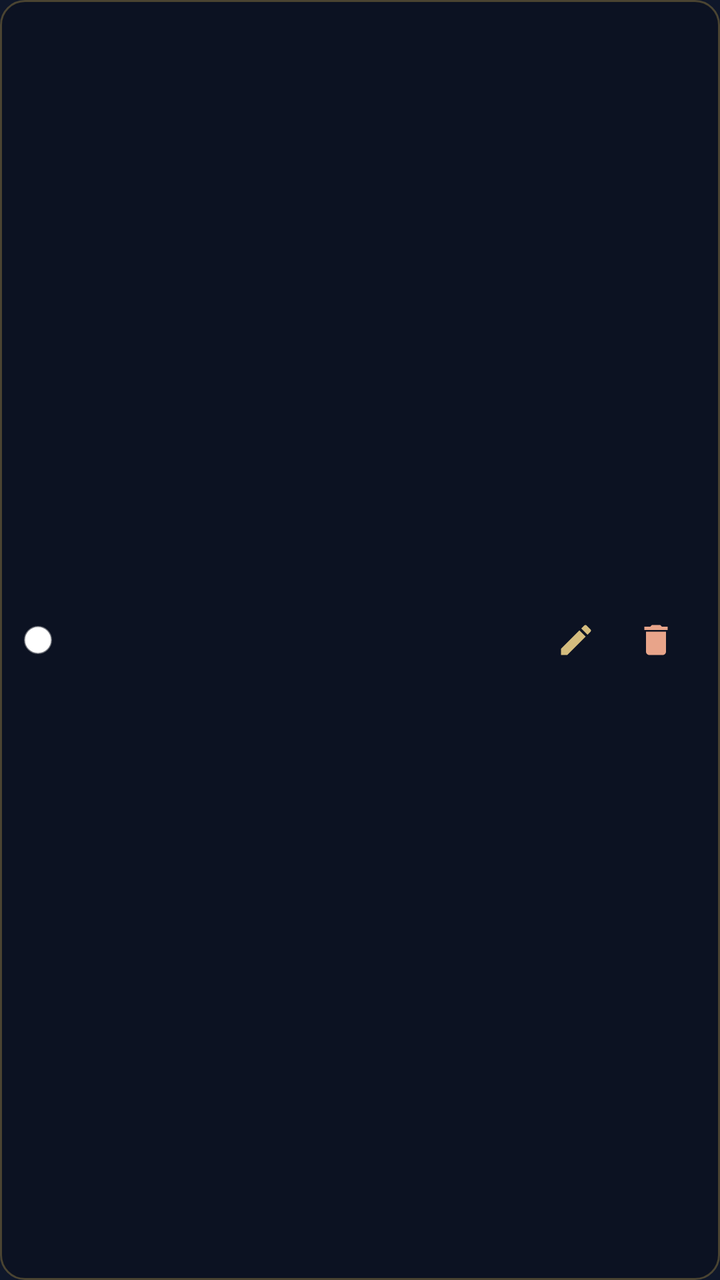
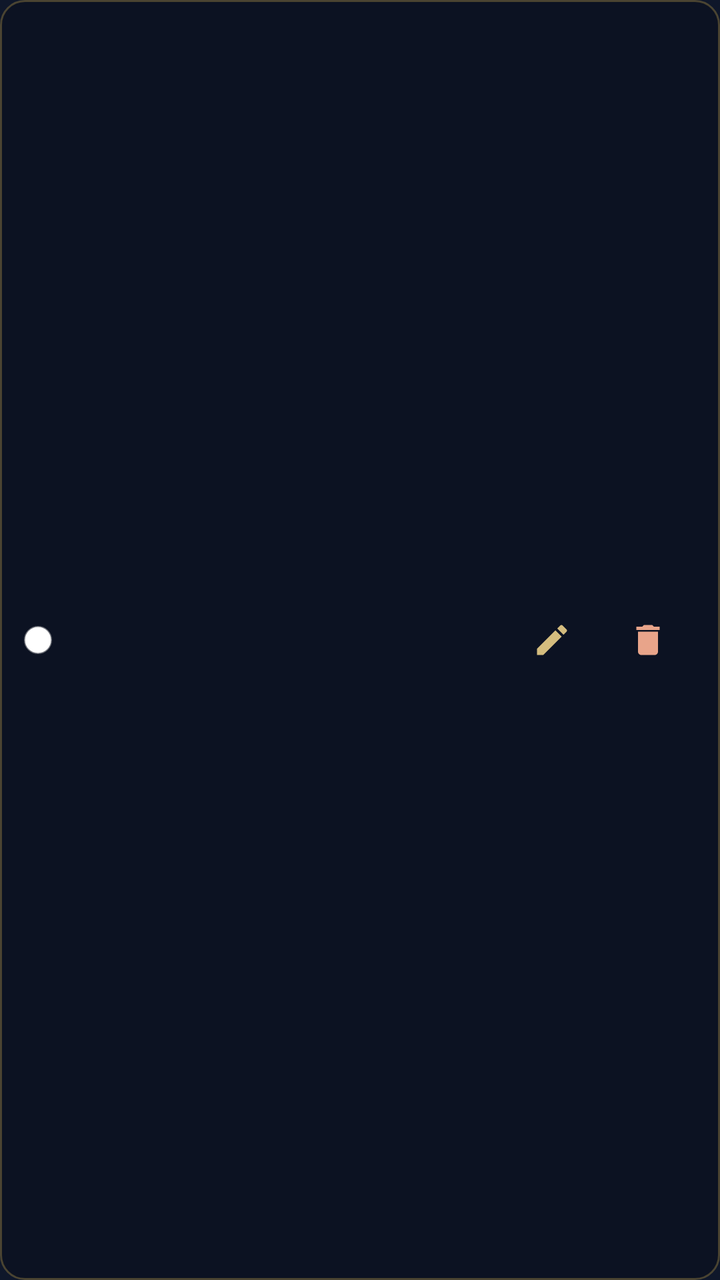

Screens rendered from an Android XML layout before and after an edit, with the pre-edit source and the edit as a unified diff.
<!-- AndroidManifest.xml: application theme Theme.StudyMate -->
<!-- res/layout/item_deck.xml -->
<?xml version="1.0" encoding="utf-8"?>
<LinearLayout xmlns:android="http://schemas.android.com/apk/res/android"
    xmlns:app="http://schemas.android.com/apk/res-auto"
    android:layout_width="match_parent"
    android:layout_height="wrap_content"
    android:layout_marginTop="8dp"
    android:background="@drawable/bg_subject_row"
    android:gravity="center_vertical"
    android:orientation="horizontal"
    android:padding="12dp">

    <View
        android:id="@+id/colorDot"
        android:layout_width="14dp"
        android:layout_height="14dp"
        android:background="@drawable/bg_color_dot" />

    <LinearLayout
        android:layout_width="0dp"
        android:layout_height="wrap_content"
        android:layout_marginStart="12dp"
        android:layout_weight="1"
        android:orientation="vertical">

        <TextView
            android:id="@+id/deckNameText"
            android:layout_width="wrap_content"
            android:layout_height="wrap_content"
            android:ellipsize="end"
            android:maxLines="1"
            android:textColor="@color/surface"
            android:textSize="16sp"
            android:textStyle="bold" />

        <TextView
            android:id="@+id/deckSubtitleText"
            android:layout_width="wrap_content"
            android:layout_height="wrap_content"
            android:layout_marginTop="2dp"
            android:ellipsize="end"
            android:maxLines="1"
            android:textColor="@color/gold_light"
            android:textSize="12sp" />

    </LinearLayout>

    <com.google.android.material.button.MaterialButton
        android:id="@+id/editBtn"
        style="@style/Widget.Material3.Button.IconButton"
        android:layout_width="40dp"
        android:layout_height="40dp"
        android:insetTop="0dp"
        android:insetBottom="0dp"
        android:contentDescription="Edit deck"
        app:icon="@drawable/ic_edit"
        app:iconTint="@color/gold_light"
        app:iconSize="20dp"
        app:iconGravity="textStart"
        app:iconPadding="0dp"
        android:backgroundTint="#00000000"
        app:rippleColor="#33D4BC7E" />

    <com.google.android.material.button.MaterialButton
        android:id="@+id/deleteBtn"
        style="@style/Widget.Material3.Button.IconButton"
        android:layout_width="40dp"
        android:layout_height="40dp"
        android:insetTop="0dp"
        android:insetBottom="0dp"
        android:contentDescription="Delete deck"
        app:icon="@drawable/ic_delete"
        app:iconTint="#E8A48A"
        app:iconSize="20dp"
        app:iconGravity="textStart"
        app:iconPadding="0dp"
        android:backgroundTint="#00000000"
        app:rippleColor="#44E8A48A" />

</LinearLayout>
<!-- resources referenced by this layout -->
<resources>
  <color name="gold_light">#D4BC7E</color>
  <color name="surface">#FAF8F5</color>
  <!-- drawable bg_color_dot (drawable) -->
  <?xml version="1.0" encoding="utf-8"?>
  <shape xmlns:android="http://schemas.android.com/apk/res/android"
      android:shape="oval">
      <solid android:color="#FFFFFF" />
      <stroke android:width="1dp" android:color="#66FAF8F5" />
  </shape>
  <!-- drawable bg_subject_row (drawable) -->
  <?xml version="1.0" encoding="utf-8"?>
  <shape xmlns:android="http://schemas.android.com/apk/res/android"
      android:shape="rectangle">
      <solid android:color="#33000000" />
      <stroke android:width="1dp" android:color="#55C4A24A" />
      <corners android:radius="12dp" />
  </shape>
  <!-- drawable ic_delete (drawable) -->
  <?xml version="1.0" encoding="utf-8"?>
  <vector xmlns:android="http://schemas.android.com/apk/res/android"
      android:width="24dp"
      android:height="24dp"
      android:viewportWidth="24"
      android:viewportHeight="24"
      android:tint="?attr/colorControlNormal">
      <path
          android:fillColor="@android:color/white"
          android:pathData="M6,19c0,1.1 0.9,2 2,2h8c1.1,0 2,-0.9 2,-2V7H6v12zM19,4h-3.5l-1,-1h-5l-1,1H5v2h14V4z" />
  </vector>
  <!-- drawable ic_edit (drawable) -->
  <?xml version="1.0" encoding="utf-8"?>
  <vector xmlns:android="http://schemas.android.com/apk/res/android"
      android:width="24dp"
      android:height="24dp"
      android:viewportWidth="24"
      android:viewportHeight="24"
      android:tint="?attr/colorControlNormal">
      <path
          android:fillColor="@android:color/white"
          android:pathData="M3,17.25V21h3.75L17.81,9.94l-3.75,-3.75L3,17.25zM20.71,7.04c0.39,-0.39 0.39,-1.02 0,-1.41l-2.34,-2.34c-0.39,-0.39 -1.02,-0.39 -1.41,0l-1.83,1.83 3.75,3.75 1.83,-1.83z" />
  </vector>
  <style name="Theme.StudyMate" parent="Base.Theme.StudyMate" />
  <style name="Base.Theme.StudyMate" parent="Theme.Material3.DayNight.NoActionBar">
          <item name="colorPrimary">@color/primary</item>
          <item name="colorOnPrimary">@color/on_primary</item>
          <item name="colorPrimaryContainer">@color/primary_container</item>
          <item name="colorOnPrimaryContainer">@color/on_primary_container</item>
          <item name="colorSecondary">@color/gold</item>
          <item name="colorSurface">@color/surface</item>
          <item name="android:colorBackground">@color/background</item>
          <item name="colorError">@color/error_text</item>
          <item name="android:statusBarColor">@color/navy</item>
          <item name="android:navigationBarColor">@color/navy</item>
      </style>
  <color name="primary">#8B6B1A</color>
  <color name="on_primary">#FAF8F5</color>
  <color name="primary_container">#F5E6C0</color>
  <color name="on_primary_container">#3D2A00</color>
  <color name="gold">#C4A24A</color>
  <color name="background">#0F172A</color>
  <color name="error_text">#E8A48A</color>
  <color name="navy">#0F172A</color>
</resources>

<!-- the commit's change to res/layout/item_deck.xml (unified diff, before → after) -->
@@ -47,11 +47,11 @@
     <com.google.android.material.button.MaterialButton
         android:id="@+id/editBtn"
         style="@style/Widget.Material3.Button.IconButton"
-        android:layout_width="40dp"
-        android:layout_height="40dp"
+        android:layout_width="@dimen/min_touch_target"
+        android:layout_height="@dimen/min_touch_target"
         android:insetTop="0dp"
         android:insetBottom="0dp"
-        android:contentDescription="Edit deck"
+        android:contentDescription="@string/cd_edit_deck"
         app:icon="@drawable/ic_edit"
         app:iconTint="@color/gold_light"
         app:iconSize="20dp"
@@ -63,11 +63,11 @@
     <com.google.android.material.button.MaterialButton
         android:id="@+id/deleteBtn"
         style="@style/Widget.Material3.Button.IconButton"
-        android:layout_width="40dp"
-        android:layout_height="40dp"
+        android:layout_width="@dimen/min_touch_target"
+        android:layout_height="@dimen/min_touch_target"
         android:insetTop="0dp"
         android:insetBottom="0dp"
-        android:contentDescription="Delete deck"
+        android:contentDescription="@string/cd_delete_deck"
         app:icon="@drawable/ic_delete"
         app:iconTint="#E8A48A"
         app:iconSize="20dp"
<!-- resource entries referenced after the edit -->
@@ -2,6 +2,7 @@
 <resources>
   <color name="gold_light">#D4BC7E</color>
   <color name="surface">#FAF8F5</color>
+  <dimen name="min_touch_target">48dp</dimen>
   <!-- drawable bg_color_dot (drawable) -->
   <?xml version="1.0" encoding="utf-8"?>
   <shape xmlns:android="http://schemas.android.com/apk/res/android"
@@ -41,6 +42,8 @@
           android:fillColor="@android:color/white"
           android:pathData="M3,17.25V21h3.75L17.81,9.94l-3.75,-3.75L3,17.25zM20.71,7.04c0.39,-0.39 0.39,-1.02 0,-1.41l-2.34,-2.34c-0.39,-0.39 -1.02,-0.39 -1.41,0l-1.83,1.83 3.75,3.75 1.83,-1.83z" />
   </vector>
+  <string name="cd_delete_deck">Delete deck</string>
+  <string name="cd_edit_deck">Edit deck</string>
   <style name="Theme.StudyMate" parent="Base.Theme.StudyMate" />
   <style name="Base.Theme.StudyMate" parent="Theme.Material3.DayNight.NoActionBar">
           <item name="colorPrimary">@color/primary</item>
